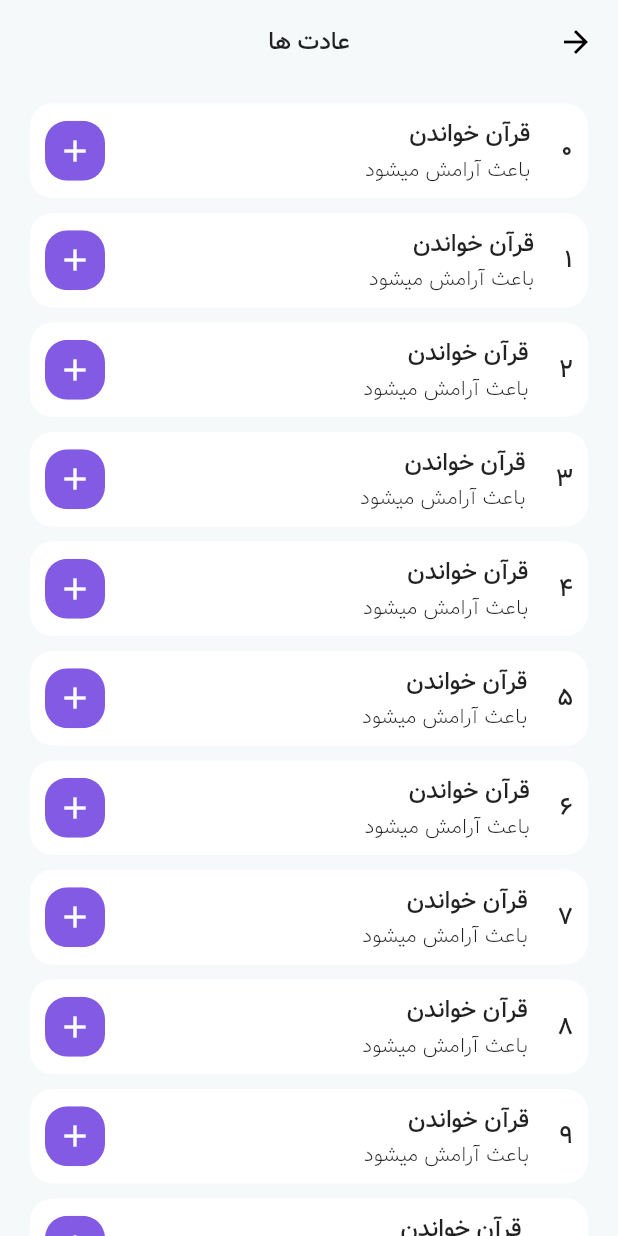
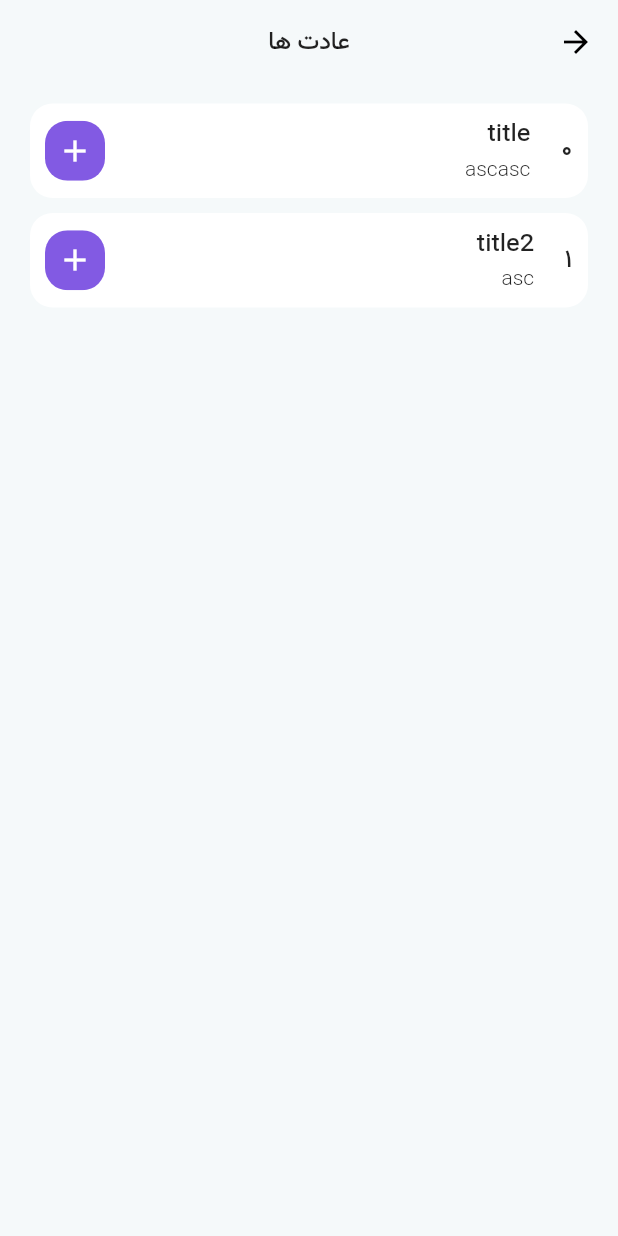
Before and after one commit to marbedi/Mesbah, a Flutter app: the AddHabitsListPage screen opened directly with sample values from the repository, on a phone screen of 412 x 824 dp. Run offline on Flutter 3.47's test engine with Material 2 defaults, Android fonts, the phone set to English and light mode, and no system bars; our stand-ins replace bloc, curved_navigation_bar, dartz, easy_localization, equatable, flutter_animate and 15 more; missing offline and left inert: persian_datetime_picker; accounts and stored records are empty; statements that could not run were skipped.

Commit message:
implement adding default habits

```diff
--- a/lib/common/utils/constants.dart
+++ b/lib/common/utils/constants.dart
@@ -4,46 +4,111 @@ import 'package:easy_localization/easy_localization.dart';
 import 'package:flutter/material.dart';
 import 'package:habit_tracker_moshtari/features/habit/domain/entities/category_entity.dart';
 
+import '../../features/habit/domain/entities/habit_entity.dart';
+import '../../features/habit/domain/entities/reminder.dart';
 import '../gen/assets.gen.dart';
+
+const String _hygieneId = '0';
+const String _healthId = '1';
+const String _nutritionId = '1.1';
+const String _sleepId = '1.2';
+
+const String _fitnessId = '1.3';
+const String _work = '2';
+const String _job = '2.1';
+const String _education = '2.2';
+const String _skill = '2.3';
+const String _relationships = '3';
+const String _withGod = '3.1';
+const String _withYourself = '3.2';
+const String _withOther = '3.3';
+const String _withEnvironment = '3.4';
+const String _entertainment = '4';
 
 class Constants {
   static const String habitsKey = 'habits';
+  // ids
+
+  //id
+  static final defaultHabits = [
+    HabitEntity(
+      id: generateRandomId(10),
+      isDefault: true, // in hatman baiad true bashe
+      categoryId: _hygieneId,
+      score: 0, // agar score nadarad score ro nanevisid
+      desc: 'ascasc',
+      endDate: DateTime(1, 1, 1), // hatman be in shekl bayad bashad
+      startDate: DateTime.now(),
+      icon: 0,
+      isPublic: false,
+      period: Period(
+        periodType: PeriodType.everyDay,
+        dayStep: 1,
+      ),
+      title: 'title',
+      longDesc: 'long desc',
+      habitGoal: const HabitGoal(
+          goalType: GoalType.integer, totalStep: 20, unit: 'km'),
+    ),
+    HabitEntity(
+      id: generateRandomId(10),
+      categoryId: _hygieneId,
+      isDefault: true, // in hatman baiad true bashe
+      score: 0, // agar score nadarad score ro nanevisid
+      endDate: DateTime(1, 1, 1), // hatman be in shekl bayad bashad
+
+      startDate: DateTime.now(),
+      icon: 1,
+      isPublic: false,
+      period: Period(
+          periodType: PeriodType.aFewDaysPerWeek,
+          dayStep: 3,
+          weekDays: [1, 2, 3, 4, 5, 6, 7] // hame roza
+          ),
+      title: 'title2',
+      desc: 'asc',
+      longDesc: 'long desc',
+      // habitGoal: const HabitGoal(
+      //     goalType: GoalType.integer, totalStep: 20, unit: 'km'),
+      // agar goal nadard niaz be neveshtan nist
+    ),
+  ];
   static final categoryList = [
     CategoryEntity(
-      id: '0',
+      id: _hygieneId,
       name: 'hygiene'.tr(),
       icon: Assets.icons.bathtub.path,
     ),
     CategoryEntity(
-        id: '1',
+        id: _healthId,
         name: 'health'.tr(),
         icon: Assets.icons.fitness.path,
         subCategory: [
-          CategoryEntity(id: '1.1', name: 'nutrition'.tr()),
-          CategoryEntity(id: '1.2', name: 'sleep'.tr()),
-          CategoryEntity(id: '1.3', name: 'sport'.tr()),
+          CategoryEntity(id: _nutritionId, name: 'nutrition'.tr()),
+          CategoryEntity(id: _sleepId, name: 'sleep'.tr()),
+          CategoryEntity(id: _fitnessId, name: 'sport'.tr()),
         ]),
     CategoryEntity(
-        id: '2',
+        id: _work,
         name: 'work_effort'.tr(),
         icon: Assets.icons.workEffortIcon.path,
         subCategory: [
-          CategoryEntity(id: '2.1', name: 'job'.tr()),
-          CategoryEntity(id: '2.2', name: 'education'.tr()),
-          CategoryEntity(id: '2.3', name: 'skill'.tr()),
+          CategoryEntity(id: _job, name: 'job'.tr()),
+          CategoryEntity(id: _education, name: 'education'.tr()),
+          CategoryEntity(id: _skill, name: 'skill'.tr()),
         ]),
     CategoryEntity(
-        id: '3',
+        id: _relationships,
         name: 'relationships'.tr(),
         icon: Assets.icons.relationIcon.path,
         subCategory: [
-          CategoryEntity(id: '3.1', name: 'with_god'.tr()),
-          CategoryEntity(id: '3.2', name: 'with_yourself'.tr()),
-          CategoryEntity(id: '3.3', name: 'with_other'.tr()),
-          CategoryEntity(id: '3.4', name: 'with_environment'.tr()),
+          CategoryEntity(id: _withGod, name: 'with_god'.tr()),
+          CategoryEntity(id: _withYourself, name: 'with_yourself'.tr()),
+          CategoryEntity(id: _withOther, name: 'with_other'.tr()),
+          CategoryEntity(id: _withEnvironment, name: 'with_environment'.tr()),
         ]),
     CategoryEntity(
-      id: '4',
+      id: _entertainment,
       icon: Assets.icons.television.path,
       name: 'entertainment'.tr(),
     ),
--- a/lib/common/widgets/titled_dropdown.dart
+++ b/lib/common/widgets/titled_dropdown.dart
@@ -15,7 +15,7 @@ class TitledDropDown<T> extends StatelessWidget {
   final double? titleSize;
   final bool isDense;
   final FormFieldValidator<T?>? validator;
-
+  final bool? enable;
   const TitledDropDown(
       {Key? key,
       required this.name,
@@ -28,6 +28,7 @@ class TitledDropDown<T> extends StatelessWidget {
       this.space = 5,
       this.outlineHeightSize,
       this.validator,
+      this.enable,
       this.titleSize,
       this.isDense = false})
       : super(key: key);
@@ -50,6 +51,7 @@ class TitledDropDown<T> extends StatelessWidget {
                   initialValue: initial,
                   name: name,
                   items: items,
+                  enabled: enable ?? true,
                   onChanged: onChanged,
                 ),
               )
@@ -57,6 +59,7 @@ class TitledDropDown<T> extends StatelessWidget {
                 initialValue: initial,
                 name: name,
                 isDense: false,
+                enabled: enable ?? true,
                 items: items,
                 onChanged: onChanged,
                 validator: validator,
--- a/lib/features/habit/domain/entities/habit_entity.dart
+++ b/lib/features/habit/domain/entities/habit_entity.dart
@@ -16,7 +16,7 @@ class HabitEntity extends HiveObject {
   @HiveField(3)
   final int icon;
   @HiveField(4)
-  final int categoryId;
+  final String categoryId;
   @HiveField(5)
   final bool isPublic;
   @HiveField(6, defaultValue: HabitGoal())
@@ -35,7 +35,11 @@ class HabitEntity extends HiveObject {
   @HiveField(13)
   final int currentDayStep;
   @HiveField(14)
+  final int? score;
+  @HiveField(15)
   final String? longDesc;
+  @HiveField(16)
+  final bool isDefault;
   bool get todayIsCompleted =>
       completionDates.where((element) => element.isToday()).length >=
       period.dayStep;
@@ -50,9 +54,11 @@ class HabitEntity extends HiveObject {
       required this.endDate,
       this.habitGoal = const HabitGoal(),
       required this.period,
+      required this.isDefault,
       this.reminders = const [],
       this.completionDates = const [],
       this.currentDayStep = 0,
+      this.score,
       this.longDesc});
 
   HabitEntity copyWith(
@@ -61,12 +67,14 @@ class HabitEntity extends HiveObject {
       String? desc,
       String? longDesc,
       int? icon,
-      int? categoryId,
+      String? categoryId,
       bool? isPublic,
+      bool? isDefault,
       HabitGoal? habitGoal,
       Period? period,
       DateTime? startDate,
       DateTime? endDate,
+      int? score,
       List<ReminderEntity>? reminders,
       List<DateTime>? completionDates,
       int? currentDayStep}) {
@@ -79,7 +87,9 @@ class HabitEntity extends HiveObject {
         categoryId: categoryId ?? this.categoryId,
         isPublic: isPublic ?? this.isPublic,
         habitGoal: habitGoal ?? this.habitGoal,
+        isDefault: isDefault ?? this.isDefault,
         period: period ?? this.period,
+        score: score ?? this.score,
         startDate: startDate ?? this.startDate,
         endDate: endDate ?? this.endDate,
         reminders: reminders ?? this.reminders,
@@ -183,6 +193,7 @@ enum GoalType {
 
 final fakeHabit = HabitEntity(
   id: '1',
+  isDefault: false,
   endDate: DateTime.now().add(Duration(days: 30)),
   startDate: DateTime.now(),
   icon: 1,
@@ -190,5 +201,5 @@ final fakeHabit = HabitEntity(
   title: 'قرآن خواندن',
   desc: 'توضیحات قران خواندن',
   period: Period(periodType: PeriodType.everyDay),
-  categoryId: 0,
+  categoryId: '1',
 );
--- a/lib/features/habit/presentation/pages/add_habits_list_page.dart
+++ b/lib/features/habit/presentation/pages/add_habits_list_page.dart
@@ -2,6 +2,7 @@ import 'package:easy_localization/easy_localization.dart';
 import 'package:flutter/material.dart';
 import 'package:habit_tracker_moshtari/common/extensions/context.dart';
 import 'package:habit_tracker_moshtari/common/navigation/navigation_flow.dart';
+import 'package:habit_tracker_moshtari/common/utils/constants.dart';
 import 'package:habit_tracker_moshtari/features/habit/domain/entities/category_entity.dart';
 
 import '../widgets/habit_item.dart';
@@ -32,10 +33,14 @@ class AddHabitsListPage extends StatelessWidget {
         ),
         body: ListView.builder(
             padding: const EdgeInsets.symmetric(horizontal: 20, vertical: 8),
+            itemCount: Constants.defaultHabits
+                .where((element) => element.categoryId == c.id)
+                .length,
             itemBuilder: (context, index) {
-              return HabitItem(
-                index: index,
-              );
+              final habit = Constants.defaultHabits
+                  .where((element) => element.categoryId == c.id)
+                  .toList()[index];
+              return HabitItem(index: index, habit: habit);
             }));
   }
 }
--- a/lib/features/habit/presentation/widgets/habit_item.dart
+++ b/lib/features/habit/presentation/widgets/habit_item.dart
@@ -1,10 +1,13 @@
 import 'package:flutter/material.dart';
 import 'package:habit_tracker_moshtari/common/extensions/context.dart';
 import 'package:habit_tracker_moshtari/common/extensions/string.dart';
+import 'package:habit_tracker_moshtari/common/navigation/navigation_flow.dart';
+import 'package:habit_tracker_moshtari/features/habit/domain/entities/habit_entity.dart';
 
 class HabitItem extends StatelessWidget {
-  const HabitItem({super.key, required this.index});
+  const HabitItem({super.key, required this.index, required this.habit});
   final int index;
+  final HabitEntity habit;
   @override
   Widget build(BuildContext context) {
     return Container(
@@ -26,11 +29,11 @@ class HabitItem extends StatelessWidget {
               crossAxisAlignment: CrossAxisAlignment.start,
               children: [
                 Text(
-                  'قرآن خواندن',
+                  habit.title,
                   style: context.textTheme.labelMedium,
                 ),
                 Text(
-                  'باعث آرامش میشود',
+                  habit.desc,
                   style: context.textTheme.labelSmall,
                 ),
               ],
@@ -41,7 +44,9 @@ class HabitItem extends StatelessWidget {
             child: InkWell(
               customBorder: RoundedRectangleBorder(
                   borderRadius: BorderRadius.circular(15)),
-              onTap: () {},
+              onTap: () {
+                NavigationFlow.toCreateHabit(habit);
+              },
               child: Ink(
                 padding: const EdgeInsets.all(8),
                 decoration: BoxDecoration(
```
Also changed, not shown: lib/common/widgets/select_month_days_field.dart (+10 -3 lines), lib/common/widgets/select_week_days_field.dart (+10 -3 lines), lib/features/habit/presentation/pages/create_habit_page.dart (+39 -7 lines), lib/features/habit/domain/entities/habit_entity.g.dart.
